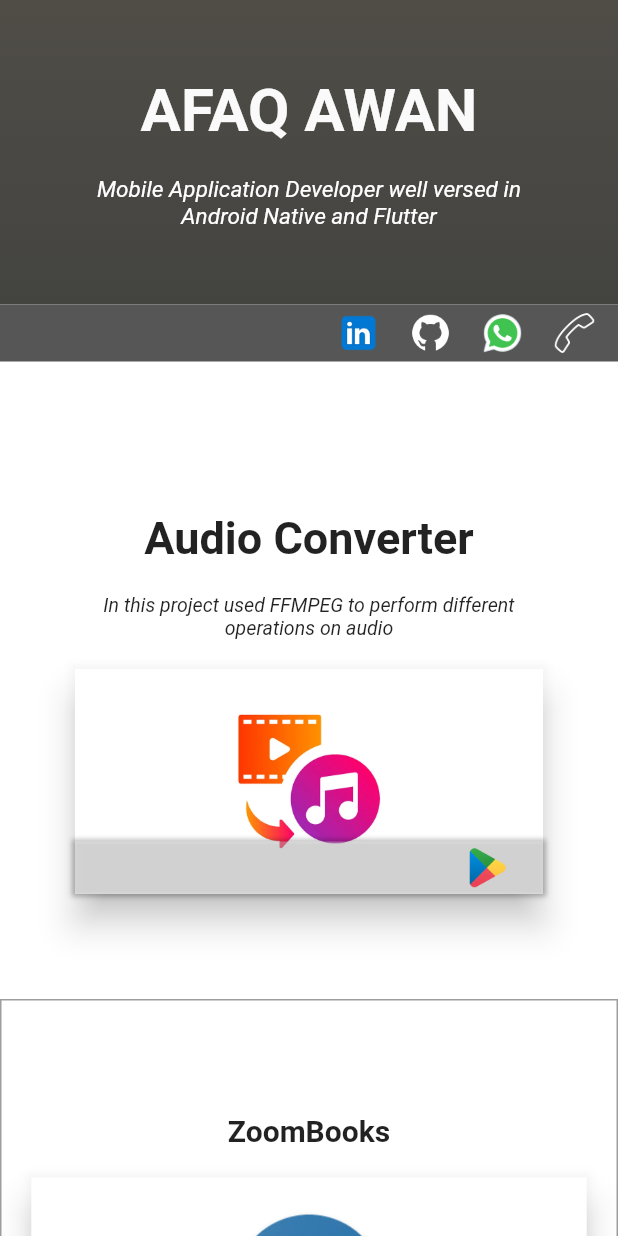
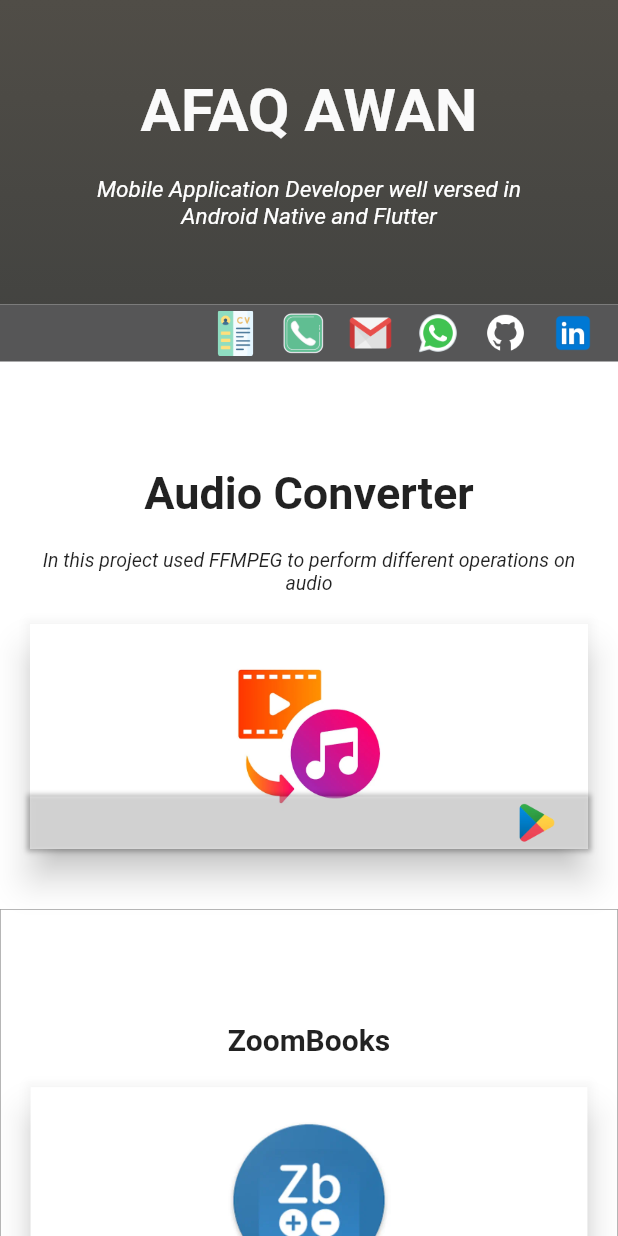
Before and after one commit to afaq35202/portfolio_flutter, a Flutter app: the screen it shows after launch, on a phone screen of 412 x 824 dp. Run offline on Flutter 3.47's test engine with Material 2 defaults, Android fonts, the phone set to English and light mode, and no system bars; drawn by our look-alikes of animated_text_kit; our stand-ins replace google_fonts.

Commit message:
first commit

```diff
--- a/lib/home_page.dart
+++ b/lib/home_page.dart
@@ -1,7 +1,6 @@
 import 'package:animated_text_kit/animated_text_kit.dart';
 import 'package:flutter/material.dart';
 import 'package:portfolio/utils/constants.dart';
-import 'package:portfolio/widgets/grid_item_widget.dart';
 import 'package:portfolio/widgets/items_widget.dart';
 import 'package:portfolio/utils/colors.dart';
 import 'package:portfolio/utils/responsive.dart';
@@ -33,7 +32,7 @@ class Home extends StatelessWidget {
             ),
             Responsive(
                 mobile: body(true, context),
-                tablet: body(false, context),
+                tablet: body(true, context),
                 desktop: body(false, context)),
           ],
         ),
@@ -65,8 +64,8 @@ class Home extends StatelessWidget {
                         animatedTexts: [
                           ColorizeAnimatedText(
                             'AFAQ AWAN',
-                            textStyle:  TextStyle(
-                                fontSize: isMobile?40:50,
+                            textStyle: TextStyle(
+                                fontSize: isMobile ? 40 : 50,
                                 color: Colors.white,
                                 fontWeight: FontWeight.bold),
                             textAlign: TextAlign.center,
@@ -74,9 +73,7 @@ class Home extends StatelessWidget {
                           ),
                         ],
                         isRepeatingAnimation: true,
-                        onTap: () {
-                          print("Tap Event");
-                        },
+                        onTap: () {},
                       ),
                       const SizedBox(
                         height: 20,
@@ -87,8 +84,8 @@ class Home extends StatelessWidget {
                             'Mobile Application Developer well versed in Android Native and Flutter',
                             textAlign: TextAlign.center,
                             cursor: "|",
-                            textStyle:  TextStyle(
-                                fontSize: isMobile?15:20,
+                            textStyle: TextStyle(
+                                fontSize: isMobile ? 15 : 20,
                                 color: Colors.white,
                                 fontWeight: FontWeight.normal,
                                 fontStyle: FontStyle.italic),
@@ -125,8 +122,9 @@ class Home extends StatelessWidget {
             children: [
               Row(
                 children: [
-                  if(!isMobile)Container(
-                    padding:  const EdgeInsets.symmetric(horizontal: 10.0),
+                  if (!isMobile)
+                    Container(
+                      padding: const EdgeInsets.symmetric(horizontal: 10.0),
                       child: const Text(
                         "Projects",
                         style: TextStyle(fontWeight: FontWeight.bold),
@@ -140,36 +138,52 @@ class Home extends StatelessWidget {
                       alignment: WrapAlignment.end,
                       children: [
                         SocialIcon(
-                          path: "assets/linkdin.png",
+                          path: "assets/cv.webp",
+                          url: Constants.cvUrl,
+                          isMobile: isMobile,
+                        ), const SizedBox(
+                          width: 15,
+                        ),
+                        SocialIcon(
+                          path: "assets/call.webp",
+                          url: Constants.callUrl,
+                          isMobile: isMobile,
+                        ),
+                        const SizedBox(
+                          width: 15,
+                        ),SocialIcon(
+                            path: "assets/gmail.webp",
+                            url: Constants.linkdinUrl,
+                            isMobile: isMobile,
+                            isEmail: true
+                        ),
+
+                        const SizedBox(
+                          width: 15,
+                        ),
+                        SocialIcon(
+                          path: "assets/whatsapp.webp",
+                          url: Constants.whatsappUrl,
+                          isMobile: isMobile,
+                        ),
+                        const SizedBox(
+                          width: 15,
+                        ),SocialIcon(
+                          path: "assets/github.webp",
+                          url: Constants.githubUrl,
+                          isMobile: isMobile,
+                        ),
+                        const SizedBox(
+                          width: 15,
+                        ),
+
+                        SocialIcon(
+                          path: "assets/linkdin.webp",
                           url: Constants.linkdinUrl,
                           isMobile: isMobile,
                         ),
                         const SizedBox(
-                          width: 10,
-                        ),
-                        SocialIcon(
-                          path: "assets/github.png",
-                          url: Constants.githubUrl,
-                          isMobile: isMobile,
-                        ),
-                        const SizedBox(
-                          width: 10,
-                        ),
-                        SocialIcon(
-                          path: "assets/whatsapp.png",
-                          url: Constants.whatsappUrl,
-                          isMobile: isMobile,
-                        ),
-                        const SizedBox(
-                          width: 10,
-                        ),
-                        SocialIcon(
-                          path: "assets/call.png",
-                          url: Constants.callUrl,
-                          isMobile: isMobile,
-                        ),
-                        const SizedBox(
-                          width: 10,
+                          width: 15,
                         ),
                       ],
                     ),
@@ -177,7 +191,7 @@ class Home extends StatelessWidget {
                 ],
               ),
               Padding(
-                padding: const EdgeInsets.all(50),
+                padding: const EdgeInsets.all(20),
                 child: Column(
                   children: [
                     const SizedBox(
@@ -186,16 +200,18 @@ class Home extends StatelessWidget {
                     Text(
                       "Audio Converter",
                       textAlign: TextAlign.center,
-                      style:
-                          TextStyle(fontSize: isMobile?30:40, fontWeight: FontWeight.bold),
+                      style: TextStyle(
+                          fontSize: isMobile ? 30 : 40,
+                          fontWeight: FontWeight.bold),
                     ),
                     const SizedBox(
                       height: 20,
                     ),
                     Text(
                       "In this project used FFMPEG to perform different operations on audio",
-                      style:
-                          TextStyle(fontStyle: FontStyle.italic, fontSize: isMobile?13:16),
+                      style: TextStyle(
+                          fontStyle: FontStyle.italic,
+                          fontSize: isMobile ? 13 : 16),
                       textAlign: TextAlign.center,
                     ),
                     const SizedBox(
@@ -210,7 +226,7 @@ class Home extends StatelessWidget {
               ),
               const Responsive(
                 mobile: ItemsWidget(isMobile: true),
-                tablet: ItemsWidget(isMobile: false),
+                tablet: ItemsWidget(isMobile: true),
                 desktop: ItemsWidget(isMobile: false),
               ),
             ],
--- a/lib/main.dart
+++ b/lib/main.dart
@@ -16,7 +16,7 @@ class MyApp extends StatelessWidget {
     return MaterialApp(
       title: 'Portfolio',
       theme: ThemeData(
-        fontFamily: GoogleFonts.merriweatherSans.toString(),
+        fontFamily: GoogleFonts.merriweatherSans().fontFamily,
         textTheme: const TextTheme(
           labelLarge: TextStyle(
               fontWeight: FontWeight.w600, fontSize: 24, color: Colors.white),
@@ -25,16 +25,6 @@ class MyApp extends StatelessWidget {
           labelSmall: TextStyle(
               fontSize: 16, fontWeight: FontWeight.w400, color: Colors.white),
         ),
-
-        // This is the theme of your application.
-        //
-        // Try running your application with "flutter run". You'll see the
-        // application has a blue toolbar. Then, without quitting the app, try
-        // changing the primarySwatch below to Colors.green and then invoke
-        // "hot reload" (press "r" in the console where you ran "flutter run",
-        // or simply save your changes to "hot reload" in a Flutter IDE).
-        // Notice that the counter didn't reset back to zero; the application
-        // is not restarted.
         primarySwatch: Colors.blue,
       ),
       home: const Home(),
--- a/lib/utils/constants.dart
+++ b/lib/utils/constants.dart
@@ -34,6 +34,8 @@ class Constants {
 
   static const String githubUrl = 'https://github.com/afaq35202';
   static const String linkdinUrl = 'https://www.linkedin.com/in/afaq-awan-162b10215';
+  static const String cvUrl = 'https://drive.google.com/file/d/1G-tsUYkJeDgJ_j9vui49RkPaurKkE-Sx/view?usp=share_link';
   static const String whatsappUrl = 'https://wa.me/qr/FY6X7DDVGN76E1';
   static const String callUrl = 'tel://+923224022942';
+  static const String email = 'afaqawan887@gmail.com';
 }
--- a/lib/widgets/bottom_hover_widget.dart
+++ b/lib/widgets/bottom_hover_widget.dart
@@ -46,7 +46,7 @@ class BottomHoverWidget extends StatelessWidget {
                   ),
                   if (isAppStore)
                     const SizedBox(
-                      width: 10,
+                      width: 20,
                     ),
                   if (isAppStore)
                     SocialIcon(
--- a/lib/widgets/content_widget.dart
+++ b/lib/widgets/content_widget.dart
@@ -1,6 +1,5 @@
 import 'package:flutter/material.dart';
 import 'package:portfolio/data_model/items_data_model.dart';
-import 'package:portfolio/utils/constants.dart';
 
 import 'bottom_hover_widget.dart';
 
@@ -24,7 +23,6 @@ class _ContentWidgetState extends State<ContentWidget> {
       onHover: (val) {
         isHover = val;
         setState(() {});
-        print("here is hover");
       },
       child: SizedBox(
         width: widget.isMobile?double.infinity:MediaQuery.of(context).size.width/2,
--- a/lib/widgets/grid_item_widget.dart
+++ b/lib/widgets/grid_item_widget.dart
@@ -13,7 +13,7 @@ class GridItem extends StatelessWidget {
   Widget build(BuildContext context) {
     return Container(
       width: double.infinity,
-      decoration: BoxDecoration(border: Border.all(color: Colors.grey)),
+      decoration: BoxDecoration(border: Border.all(color: Colors.grey,width: 0.5)),
       padding: const EdgeInsets.all(20),
       child: Column(
         mainAxisAlignment: MainAxisAlignment.center,
--- a/lib/widgets/social_icon.dart
+++ b/lib/widgets/social_icon.dart
@@ -5,9 +5,14 @@ class SocialIcon extends StatefulWidget {
   final String path;
   final String url;
   final bool? isMobile;
+  final bool? isEmail;
 
   const SocialIcon(
-      {super.key, required this.path, required this.url, this.isMobile});
+      {super.key,
+      required this.path,
+      required this.url,
+      this.isMobile,
+      this.isEmail});
 
   @override
   State<SocialIcon> createState() => _SocialIconState();
@@ -22,21 +27,44 @@ class _SocialIconState extends State<SocialIcon> {
     }
   }
 
+  Future<void> _emailLauncher() async {
+    String? encodeQueryParameters(Map<String, String> params) {
+      return params.entries
+          .map((MapEntry<String, String> e) =>
+      '${Uri.encodeComponent(e.key)}=${Uri.encodeComponent(e.value)}')
+          .join('&');
+    }
+// ···
+    final Uri emailLaunchUri = Uri(
+      scheme: 'mailto',
+      path: widget.url,
+      query: encodeQueryParameters(<String, String>{
+        'subject': '',
+      }),
+    );
+
+    launchUrl(emailLaunchUri);
+  }
+
   @override
   Widget build(BuildContext context) {
-    return Padding(
-      padding: EdgeInsets.all(isHover ? 0 : 4.0),
+    return AnimatedContainer(
+      duration: const Duration(milliseconds: 200),
+      padding: EdgeInsets.symmetric(vertical: isHover ? 0 : 4.0),
       child: InkWell(
         onHover: (action) {
           setState(() {
             isHover = action;
           });
         },
-        onTap: _launchUrl,
+        onTap: widget.isEmail != null && widget.isEmail!
+            ? _emailLauncher
+            : _launchUrl,
         child: Image.asset(
           widget.path,
-          width: widget.isMobile != null && widget.isMobile! ? 30 : 50,
-          height: widget.isMobile != null && widget.isMobile! ? 30 : 50,
+          width: widget.isMobile != null && widget.isMobile! ? 30 : 40,
+          height: widget.isMobile != null && widget.isMobile! ? 30 : 40,
+          fit: BoxFit.fill,
         ),
       ),
     );
```
Also changed, not shown: assets/call.png (deleted), assets/call.webp (added), assets/cv.webp (added), assets/github.png (deleted), assets/github.webp (added), assets/gmail.webp (added), assets/linkdin.png (deleted), assets/linkdin.webp (added), assets/whatsapp.png (deleted), assets/whatsapp.webp (added). Lines whose indentation alone changed are shown as unchanged.
